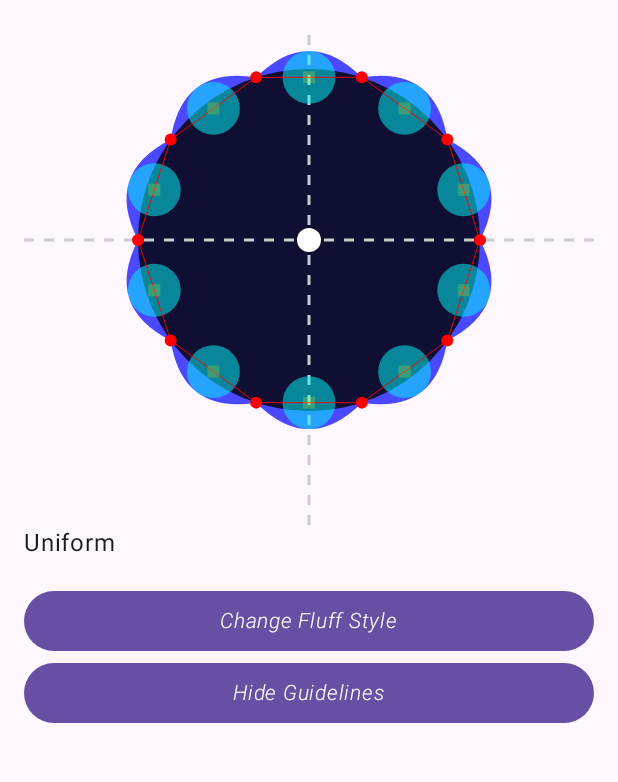
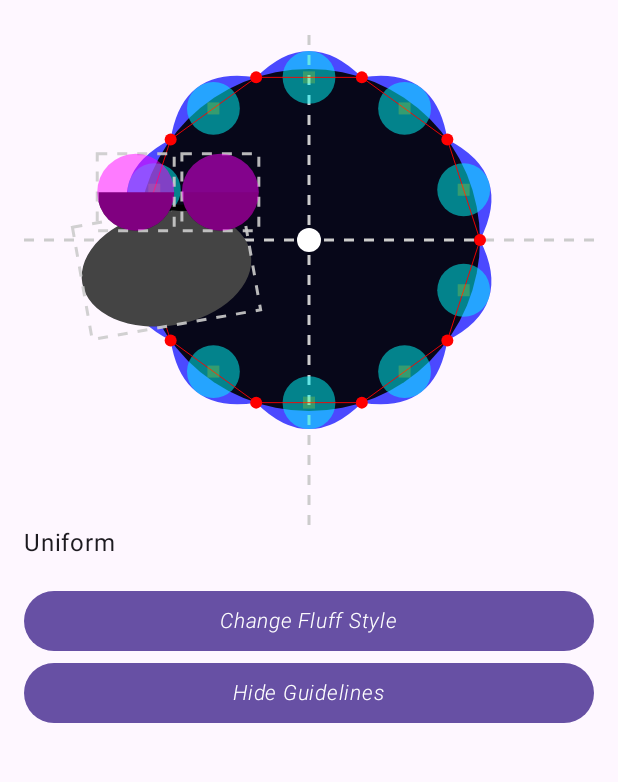
Before and after one commit to nicole-terc/composable-sheep, an Android app built with Jetpack Compose: the screen it shows after launch (MainActivity), after a tap on "Show Guidelines", on a phone screen of 412 x 824 dp, the part 69-851 px from its top. Run offline under Robolectric (Android 15) with nearby library versions, the phone set to English and light mode, and no system bars; our stand-ins replace accompanist; 1 other tap on this screen came first.

Commit message:
Add head and glasses

```diff
--- a/app/src/main/java/nstv/sheep/screens/sheepscreen/SheepViewerScreen.kt
+++ b/app/src/main/java/nstv/sheep/screens/sheepscreen/SheepViewerScreen.kt
@@ -13,14 +13,15 @@ import androidx.compose.runtime.mutableStateOf
 import androidx.compose.runtime.remember
 import androidx.compose.ui.Modifier
 import androidx.compose.ui.unit.dp
-import nstv.sheep.sheep.Sheep
 import nstv.sheep.sheep.SheepComposable
-import nstv.sheep.sheep.fluff.FluffStyle
+import nstv.sheep.sheep.model.FluffStyle
+import nstv.sheep.sheep.model.Sheep
 
 val fluffStyles = listOf(
     "Random" to FluffStyle.Random(),
     "Uniform" to FluffStyle.Uniform(10),
-    "Uniform Intervals" to FluffStyle.UniformIntervals(listOf(5.0, 15.0))
+    "Uniform Intervals" to FluffStyle.UniformIntervals(listOf(5.0, 15.0)),
+    "Circle" to FluffStyle.Uniform(10000)
 )
 
 @Composable
--- /dev/null
+++ b/app/src/main/java/nstv/sheep/sheep/BasicGuidelines.kt
@@ -0,0 +1,41 @@
+package nstv.sheep.sheep
+
+import androidx.compose.ui.geometry.Offset
+import androidx.compose.ui.geometry.Size
+import androidx.compose.ui.geometry.center
+import androidx.compose.ui.graphics.Color
+import androidx.compose.ui.graphics.PathEffect
+import androidx.compose.ui.graphics.drawscope.DrawScope
+import androidx.compose.ui.graphics.drawscope.Stroke
+import androidx.compose.ui.graphics.drawscope.rotate
+
+const val GuidelineStrokeWidth = 3f
+val GuidelineDashPattern = PathEffect.dashPathEffect(floatArrayOf(10f, 10f))
+
+object GuidelineAlpha {
+    const val strong: Float = 0.9f
+    const val normal: Float = 0.5f
+    const val low: Float = 0.2f
+}
+
+fun DrawScope.drawRectGuideline(
+    topLeft: Offset,
+    size: Size,
+    degrees: Float = 0f,
+    color: Color = Color.LightGray.copy(GuidelineAlpha.strong)
+) {
+    rotate(
+        degrees = degrees,
+        pivot = topLeft + size.center
+    ) {
+        drawRect(
+            color = color,
+            topLeft = topLeft,
+            size = size,
+            style = Stroke(
+                width = GuidelineStrokeWidth,
+                pathEffect = GuidelineDashPattern,
+            )
+        )
+    }
+}
--- a/app/src/main/java/nstv/sheep/sheep/SheepComposable.kt
+++ b/app/src/main/java/nstv/sheep/sheep/SheepComposable.kt
@@ -8,8 +8,10 @@ import androidx.compose.ui.geometry.Offset
 import androidx.compose.ui.tooling.preview.Preview
 import androidx.compose.ui.unit.dp
 import nstv.design.theme.ComposableSheepAnimationsTheme
-import nstv.sheep.sheep.fluff.FluffStyle
-import nstv.sheep.sheep.fluff.drawFluff
+import nstv.sheep.sheep.model.FluffStyle
+import nstv.sheep.sheep.model.Sheep
+import nstv.sheep.sheep.parts.drawFluff
+import nstv.sheep.sheep.parts.drawHead
 
 @Composable
 fun SheepComposable(
@@ -21,10 +23,17 @@ fun SheepComposable(
         val canvasWidth = size.width
         val canvasHeight = size.height
 
-        val circleRadius = size.width * 0.3f
+        val circleRadius = canvasWidth * 0.3f
         val circleCenterOffset = Offset(canvasWidth / 2f, canvasHeight / 2f)
 
         drawFluff(
+            circleCenterOffset = circleCenterOffset,
+            circleRadius = circleRadius,
+            sheep = sheep,
+            showGuidelines = showGuidelines
+        )
+
+        drawHead(
             circleCenterOffset = circleCenterOffset,
             circleRadius = circleRadius,
             sheep = sheep,
--- a/app/src/main/java/nstv/sheep/sheep/fluff/FluffStyle.kt
+++ b/app/src/main/java/nstv/sheep/sheep/model/FluffStyle.kt
@@ -1,4 +1,4 @@
-package nstv.sheep.sheep.fluff
+package nstv.sheep.sheep.model
 
 const val MinAnglePercentage = 10.0
 const val MaxAnglePercentage = 20.0
--- a/app/src/main/java/nstv/sheep/sheep/Sheep.kt
+++ b/app/src/main/java/nstv/sheep/sheep/model/Sheep.kt
@@ -1,11 +1,13 @@
-package nstv.sheep.sheep
+package nstv.sheep.sheep.model
 
-import nstv.sheep.sheep.fluff.FluffStyle
 import kotlin.random.Random
+
+private const val DefaultHeadRotationAngle = -10f
 
 data class Sheep(
     val fluffStyle: FluffStyle,
-    val fluffChunksPercentages: List<Double> = getFluffPercentages(fluffStyle = fluffStyle)
+    val fluffChunksPercentages: List<Double> = getFluffPercentages(fluffStyle = fluffStyle),
+    val headAngle: Float = DefaultHeadRotationAngle,
 )
 
 private fun getFluffPercentages(
--- a/app/src/main/java/nstv/sheep/sheep/fluff/DrawFluff.kt
+++ b/app/src/main/java/nstv/sheep/sheep/parts/DrawFluff.kt
@@ -1,9 +1,8 @@
-package nstv.sheep.sheep.fluff
+package nstv.sheep.sheep.parts
 
 import androidx.compose.ui.geometry.Offset
 import androidx.compose.ui.graphics.Color
 import androidx.compose.ui.graphics.Path
-import androidx.compose.ui.graphics.PathEffect
 import androidx.compose.ui.graphics.PointMode
 import androidx.compose.ui.graphics.StrokeCap
 import androidx.compose.ui.graphics.drawscope.DrawScope
@@ -13,7 +12,10 @@ import nstv.sheep.maths.distanceToOffset
 import nstv.sheep.maths.getCircumferencePointForAngle
 import nstv.sheep.maths.getCurveControlPoint
 import nstv.sheep.maths.getMiddlePoint
-import nstv.sheep.sheep.Sheep
+import nstv.sheep.sheep.GuidelineAlpha
+import nstv.sheep.sheep.GuidelineDashPattern
+import nstv.sheep.sheep.GuidelineStrokeWidth
+import nstv.sheep.sheep.model.Sheep
 
 fun DrawScope.drawFluff(
     circleCenterOffset: Offset,
@@ -58,14 +60,14 @@ fun DrawScope.drawFluff(
     }
 }
 
-fun DrawScope.drawFluffGuidelines(
+private fun DrawScope.drawFluffGuidelines(
     circleCenterOffset: Offset,
     circleRadius: Float,
     fluffPoints: List<Offset>,
 ) {
     // Base Circle
     drawCircle(
-        color = Color.Black.copy(alpha = 0.8f),
+        color = Color.Black.copy(alpha = GuidelineAlpha.strong),
         center = center,
         radius = circleRadius
     )
@@ -73,8 +75,8 @@ fun DrawScope.drawFluffGuidelines(
     // Vertical Axis from Circle Center
     drawLine(
         color = Color.LightGray,
-        strokeWidth = 3f,
-        pathEffect = PathEffect.dashPathEffect(floatArrayOf(10f, 10f)),
+        strokeWidth = GuidelineStrokeWidth,
+        pathEffect = GuidelineDashPattern,
         start = Offset(circleCenterOffset.x, 0f),
         end = Offset(circleCenterOffset.x, size.height)
     )
@@ -82,8 +84,8 @@ fun DrawScope.drawFluffGuidelines(
     // Horizontal Axis from Circle Center
     drawLine(
         color = Color.LightGray,
-        strokeWidth = 3f,
-        pathEffect = PathEffect.dashPathEffect(floatArrayOf(10f, 10f)),
+        strokeWidth = GuidelineStrokeWidth,
+        pathEffect = GuidelineDashPattern,
         start = Offset(0f, circleCenterOffset.y),
         end = Offset(size.width, circleCenterOffset.y)
     )
@@ -102,14 +104,14 @@ fun DrawScope.drawFluffGuidelines(
 
         // Circles used to obtain reference point for Quadratic Bezier Curve
         drawCircle(
-            color = Color.Cyan.copy(alpha = 0.5f),
+            color = Color.Cyan.copy(alpha = GuidelineAlpha.normal),
             radius = middlePoint.distanceToOffset(fluffPoint).div(2),
             center = middlePoint
         )
 
         // Lines between 2 fluff points
         drawLine(
-            color = Color.Red.copy(alpha = 0.9f),
+            color = Color.Red.copy(alpha = GuidelineAlpha.strong),
             start = currentPointGuidelines,
             end = fluffPoint
         )
@@ -138,7 +140,7 @@ fun DrawScope.drawFluffGuidelines(
     // Mid points between 2 fluff points
     drawPoints(
         midPoints,
-        color = Color.Yellow.copy(alpha = 0.2f),
+        color = Color.Yellow.copy(alpha = GuidelineAlpha.low),
         pointMode = PointMode.Points,
         cap = StrokeCap.Butt,
         strokeWidth = 8.dp.toPx()
--- /dev/null
+++ b/app/src/main/java/nstv/sheep/sheep/parts/DrawGlasses.kt
@@ -0,0 +1,112 @@
+package nstv.sheep.sheep.parts
+
+import androidx.compose.ui.geometry.Offset
+import androidx.compose.ui.geometry.Size
+import androidx.compose.ui.geometry.center
+import androidx.compose.ui.graphics.Color
+import androidx.compose.ui.graphics.drawscope.DrawScope
+import androidx.compose.ui.graphics.drawscope.rotate
+import nstv.sheep.sheep.GuidelineAlpha
+import nstv.sheep.sheep.drawRectGuideline
+
+fun DrawScope.drawGlasses(
+    headTopLeft: Offset,
+    headSize: Size,
+    headAngle: Float,
+    headCenter: Offset,
+    singleGlassHeadRatio: Float = 0.45f,
+    glassOverlapPercentage: Float = 0.25f,
+    glassOffsetFromHeadCenter: Float = 0.9f,
+    glassSeparationPercentage: Float = 0.1f,
+    showGuidelines: Boolean = false
+) {
+    val glassWidth = headSize.width.times(singleGlassHeadRatio)
+
+    /**
+     * Each glass will be a semicircle with 2/1 ratio.
+     * Reference rect for drawArc contains the full circumference
+     * => reference rect is a square to draw the bottom half of the circle
+     */
+    val glassSize = Size(
+        width = glassWidth,
+        height = glassWidth
+    )
+
+    val leftGlassTopLeft = Offset(
+        x = headCenter.x - glassSize.width.times(glassOffsetFromHeadCenter),
+        y = headTopLeft.y - glassSize.height.times(1f - glassOverlapPercentage)
+    )
+
+    val rightGlassTopLeft = Offset(
+        x = leftGlassTopLeft.x + glassSize.width.times(1f + glassSeparationPercentage),
+        y = leftGlassTopLeft.y
+    )
+
+    val glassAngle = headAngle + 10f
+
+    rotate(
+        degrees = glassAngle,
+        pivot = headCenter
+    ) {
+
+        // Left glass
+        drawArc(
+            color = Color.Black,
+            startAngle = 0f,
+            sweepAngle = 180f,
+            useCenter = true,
+            topLeft = leftGlassTopLeft,
+            size = glassSize,
+        )
+
+        // Right glass
+        drawArc(
+            color = Color.Black,
+            startAngle = 0f,
+            sweepAngle = 180f,
+            useCenter = true,
+            topLeft = rightGlassTopLeft,
+            size = glassSize,
+        )
+
+        // Bridge
+        drawLine(
+            color = Color.Black,
+            start = leftGlassTopLeft + glassSize.center.times(1.4f),
+            end = rightGlassTopLeft + glassSize.center.times(1.4f),
+            strokeWidth = 6f
+        )
+    }
+
+    if (showGuidelines) {
+        drawGlassGuidelines(
+            topLeft = leftGlassTopLeft,
+            size = glassSize,
+            degrees = glassAngle
+        )
+
+        drawGlassGuidelines(
+            topLeft = rightGlassTopLeft,
+            size = glassSize,
+            degrees = glassAngle
+        )
+    }
+}
+
+private fun DrawScope.drawGlassGuidelines(
+    topLeft: Offset,
+    size: Size,
+    degrees: Float
+) {
+    drawRectGuideline(
+        topLeft = topLeft,
+        size = size,
+        degrees = degrees
+    )
+
+    drawCircle(
+        color = Color.Magenta.copy(GuidelineAlpha.normal),
+        radius = size.width.div(2f),
+        center = topLeft + size.center
+    )
+}
--- /dev/null
+++ b/app/src/main/java/nstv/sheep/sheep/parts/DrawHead.kt
@@ -0,0 +1,64 @@
+package nstv.sheep.sheep.parts
+
+import androidx.compose.ui.geometry.Offset
+import androidx.compose.ui.geometry.Size
+import androidx.compose.ui.geometry.center
+import androidx.compose.ui.graphics.Color
+import androidx.compose.ui.graphics.drawscope.DrawScope
+import androidx.compose.ui.graphics.drawscope.rotate
+import nstv.sheep.sheep.drawRectGuideline
+import nstv.sheep.sheep.model.Sheep
+
+fun DrawScope.drawHead(
+    circleCenterOffset: Offset,
+    circleRadius: Float,
+    sheep: Sheep,
+    showGuidelines: Boolean = false
+) {
+
+    // head aspect ration 1:2/3 => height = 0.66 * headWidth = 0.66 * radius
+    val headSize = Size(
+        width = circleRadius,
+        height = circleRadius.times(2f / 3f)
+    )
+
+    // Head is 1/3 out of the fluff and 1/4 above the center of the circle
+    val headTopLeft = Offset(
+        x = circleCenterOffset.x - circleRadius - headSize.width.div(3f),
+        y = circleCenterOffset.y - headSize.height.div(4f)
+    )
+
+    val headAngle = sheep.headAngle
+    val headCenter = headTopLeft + headSize.center
+
+    // Head
+    rotate(
+        degrees = headAngle,
+        pivot = headCenter
+    ) {
+        drawArc(
+            color = Color.DarkGray,
+            startAngle = 0f,
+            sweepAngle = 360f,
+            useCenter = true,
+            topLeft = headTopLeft,
+            size = headSize,
+        )
+    }
+
+    if (showGuidelines) {
+        drawRectGuideline(
+            topLeft = headTopLeft,
+            size = headSize,
+            degrees = headAngle
+        )
+    }
+
+    drawGlasses(
+        headTopLeft = headTopLeft,
+        headSize = headSize,
+        headAngle = headAngle,
+        headCenter = headCenter,
+        showGuidelines = showGuidelines
+    )
+}
```
